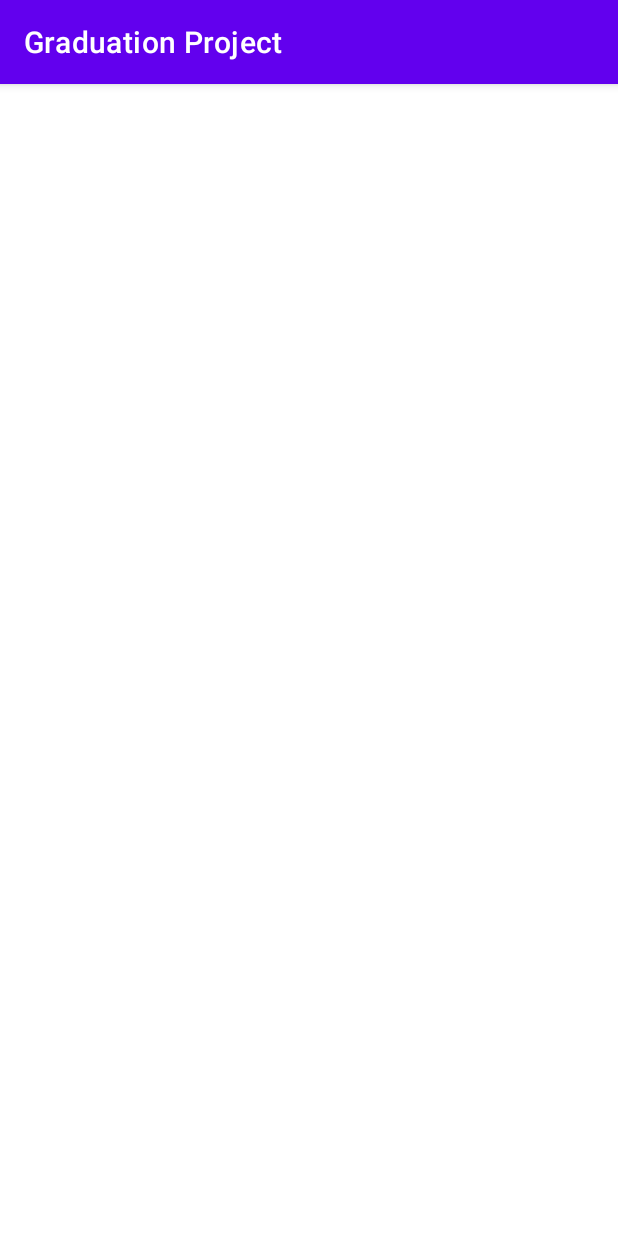
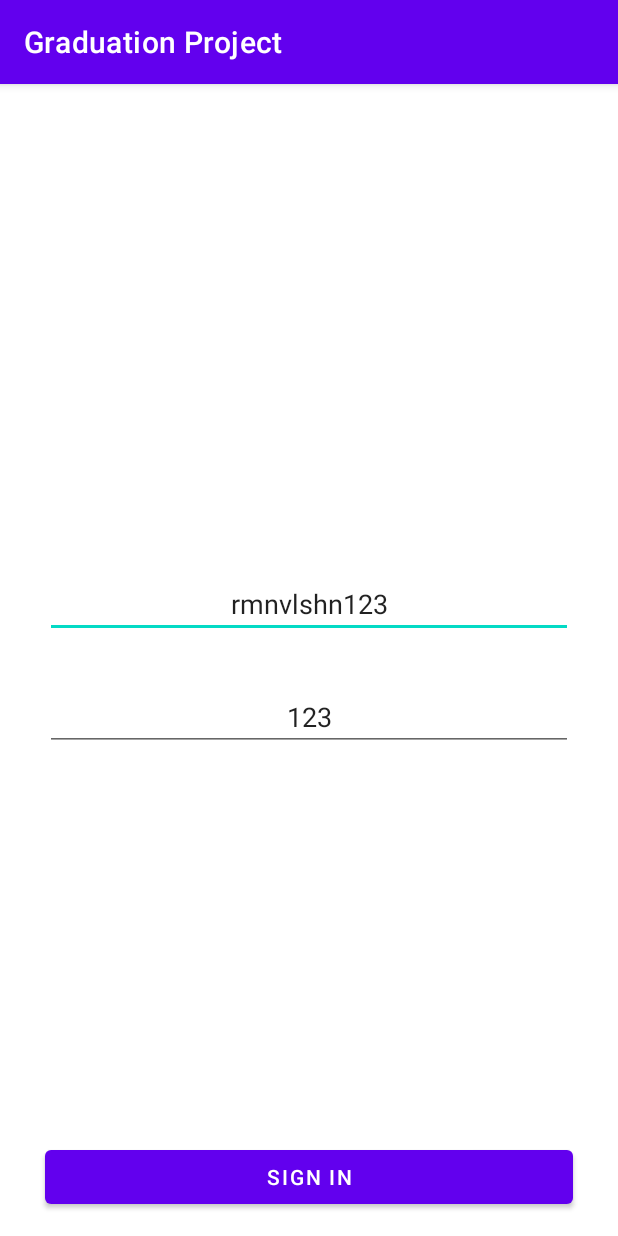
Before and after one commit to NomadDot/Graduation-Work, an Android app: the screen it shows after launch (MainActivity), on a phone screen of 412 x 824 dp. Run offline under Robolectric (Android 15) with nearby library versions, the phone set to English and light mode, and no system bars; 1 statement that could not run was skipped.

Commit message:
Database fetching, recycler view of couriers

```diff
--- a/app/src/main/AndroidManifest.xml
+++ b/app/src/main/AndroidManifest.xml
@@ -20,6 +20,10 @@
                 <category android:name="android.intent.category.LAUNCHER" />
             </intent-filter>
         </activity>
+
+        <meta-data
+            android:name="com.google.android.geo.API_KEY"
+            android:value="${MAPS_API_KEY}" />
     </application>
 
 </manifest>
--- a/app/src/main/java/com/example/graduationproject/ui/intro/IntroFragment.kt
+++ b/app/src/main/java/com/example/graduationproject/ui/intro/IntroFragment.kt
@@ -8,7 +8,10 @@ import androidx.fragment.app.Fragment
 import android.view.LayoutInflater
 import android.view.View
 import android.view.ViewGroup
+import android.widget.Button
+import android.widget.EditText
 import android.widget.Toast
+import androidx.navigation.fragment.findNavController
 import com.example.graduationproject.R
 import com.example.graduationproject.components.FirebaseRDBService.FetchUserCallback
 import com.example.graduationproject.components.FirebaseRDBService.FirebaseRDBService
@@ -24,6 +27,10 @@ class IntroFragment : Fragment() {
 
     private lateinit var viewModel: IntroViewModel
 
+    private lateinit var btnAuth: Button
+    private lateinit var etLogin: EditText
+    private lateinit var etPassword: EditText
+
     override fun onCreateView(
         inflater: LayoutInflater, container: ViewGroup?,
         savedInstanceState: Bundle?
@@ -31,19 +38,38 @@ class IntroFragment : Fragment() {
         return inflater.inflate(R.layout.intro_fragment, container, false)
     }
 
-    override fun onActivityCreated(savedInstanceState: Bundle?) {
-        super.onActivityCreated(savedInstanceState)
-        viewModel = ViewModelProvider(this)[IntroViewModel::class.java]
+    fun initView() {
+        btnAuth = requireView().findViewById(R.id.btnAuth)
+        etLogin = requireView().findViewById(R.id.etLogin)
+        etPassword = requireView().findViewById(R.id.etPassword)
+        test()
+    }
 
-        val dialog = ProgressDialog.show(requireContext(), "Loading", null)
-        FirebaseRDBService.executor.authenticateUser("1234", object : FetchUserCallback {
+    fun configureAuthButton() {
+        btnAuth.setOnClickListener {
+            val dialog = ProgressDialog.show(requireContext(), "Authorization", "Loading ...")
+
+            FirebaseRDBService.executor.authenticateUser(
+                etLogin.text.toString(),
+                object : FetchUserCallback {
                     override fun onSuccessResponse(courier: Courier) {
+                        if (etPassword.text.toString() == courier.password) {
                             Toast.makeText(
                                     requireContext(),
                             "You've been successfully authorized.",
                                 Toast.LENGTH_SHORT
                             ).show()
                             dialog.dismiss()
+
+                            findNavController().navigate(R.id.action_introFragment_to_couriersListFragment)
+                        } else {
+                            Toast.makeText(
+                                requireContext(),
+                                "Error. Password or Login is not correct or courier is not exist ",
+                                Toast.LENGTH_SHORT
+                            ).show()
+                            dialog.dismiss()
+                        }
                     }
 
                     override fun onFailureResponse() {
@@ -54,7 +80,21 @@ class IntroFragment : Fragment() {
                         ).show()
                         dialog.dismiss()
                     }
-        })
+                }
+            )
+        }
+    }
+
+    override fun onActivityCreated(savedInstanceState: Bundle?) {
+        super.onActivityCreated(savedInstanceState)
+        viewModel = ViewModelProvider(this)[IntroViewModel::class.java]
+        initView()
+        configureAuthButton()
+    }
+
+    fun test() {
+        etLogin.setText("rmnvlshn123")
+        etPassword.setText("123")
     }
 
 }
--- /dev/null
+++ b/app/src/main/java/com/example/graduationproject/ui_components/OnCourierItemClick.kt
@@ -0,0 +1,5 @@
+package com.example.graduationproject.ui_components
+
+interface OnCourierItemClick {
+    fun onClickListener(position: Int)
+}
--- a/app/src/main/res/layout/intro_fragment.xml
+++ b/app/src/main/res/layout/intro_fragment.xml
@@ -3,7 +3,42 @@
     xmlns:tools="http://schemas.android.com/tools"
     android:layout_width="match_parent"
     android:layout_height="match_parent"
+    xmlns:app="http://schemas.android.com/apk/res-auto"
     tools:context=".ui.intro.IntroFragment">
 
+    <EditText
+        android:id="@+id/etLogin"
+        android:layout_width="match_parent"
+        android:layout_height="wrap_content"
+        android:hint="Login"
+        android:gravity="center"
+        app:layout_constraintBottom_toBottomOf="parent"
+        app:layout_constraintEnd_toEndOf="parent"
+        app:layout_constraintStart_toStartOf="parent"
+        app:layout_constraintTop_toTopOf="parent"
+        app:layout_constraintVertical_bias="0.448"
+        android:layout_marginHorizontal="30dp"/>
 
+    <EditText
+        android:id="@+id/etPassword"
+        android:layout_width="match_parent"
+        android:layout_height="wrap_content"
+        android:hint="Password"
+        android:gravity="center"
+        app:layout_constraintTop_toBottomOf="@id/etLogin"
+        app:layout_constraintStart_toStartOf="parent"
+        app:layout_constraintEnd_toEndOf="parent"
+        android:layout_marginTop="30dp"
+        android:layout_marginHorizontal="30dp"/>
+
+    <Button
+        android:id="@+id/btnAuth"
+        android:layout_width="match_parent"
+        android:layout_height="wrap_content"
+        android:text="Sign In"
+        app:layout_constraintBottom_toBottomOf="parent"
+        app:layout_constraintStart_toStartOf="parent"
+        app:layout_constraintEnd_toEndOf="parent"
+        android:layout_marginHorizontal="30dp"
+        android:layout_marginBottom="15dp"/>
 </androidx.constraintlayout.widget.ConstraintLayout>
--- a/app/src/main/res/navigation/nav_graph.xml
+++ b/app/src/main/res/navigation/nav_graph.xml
@@ -9,5 +9,14 @@
         android:id="@+id/introFragment"
         android:name="com.example.graduationproject.ui.intro.IntroFragment"
         android:label="intro_fragment"
-        tools:layout="@layout/intro_fragment" />
+        tools:layout="@layout/intro_fragment" >
+        <action
+            android:id="@+id/action_introFragment_to_couriersListFragment"
+            app:destination="@id/couriersListFragment" />
+    </fragment>
+    <fragment
+        android:id="@+id/couriersListFragment"
+        android:name="com.example.graduationproject.ui.couriers.CouriersListFragment"
+        android:label="couriers_list_fragment"
+        tools:layout="@layout/couriers_list_fragment" />
 </navigation>
--- a/build.gradle
+++ b/build.gradle
@@ -1,6 +1,7 @@
 buildscript {
     dependencies {
         classpath 'com.google.gms:google-services:4.3.10'
+        classpath "com.google.android.libraries.mapsplatform.secrets-gradle-plugin:secrets-gradle-plugin:2.0.0"
     }
 }// Top-level build file where you can add configuration options common to all sub-projects/modules.
 plugins {
```
Also changed, not shown: app/build.gradle (+8 -0 lines), app/src/main/java/com/example/graduationproject/components/FirebaseRDBService/FirebaseRDBService.kt (+37 -4 lines), app/src/main/java/com/example/graduationproject/model/Courier.kt (+9 -11 lines), app/src/main/java/com/example/graduationproject/ui/couriers/CouriersListFragment.kt (added, +67 -0 lines), app/src/main/java/com/example/graduationproject/ui/couriers/CouriersListViewModel.kt (added, +11 -0 lines), app/src/main/java/com/example/graduationproject/ui_components/CourierListAdapter.kt (added, +54 -0 lines), app/src/main/res/layout/courier_item.xml (added, +86 -0 lines), app/src/main/res/layout/couriers_list_fragment.xml (added, +42 -0 lines). Lines whose indentation alone changed are shown as unchanged.
